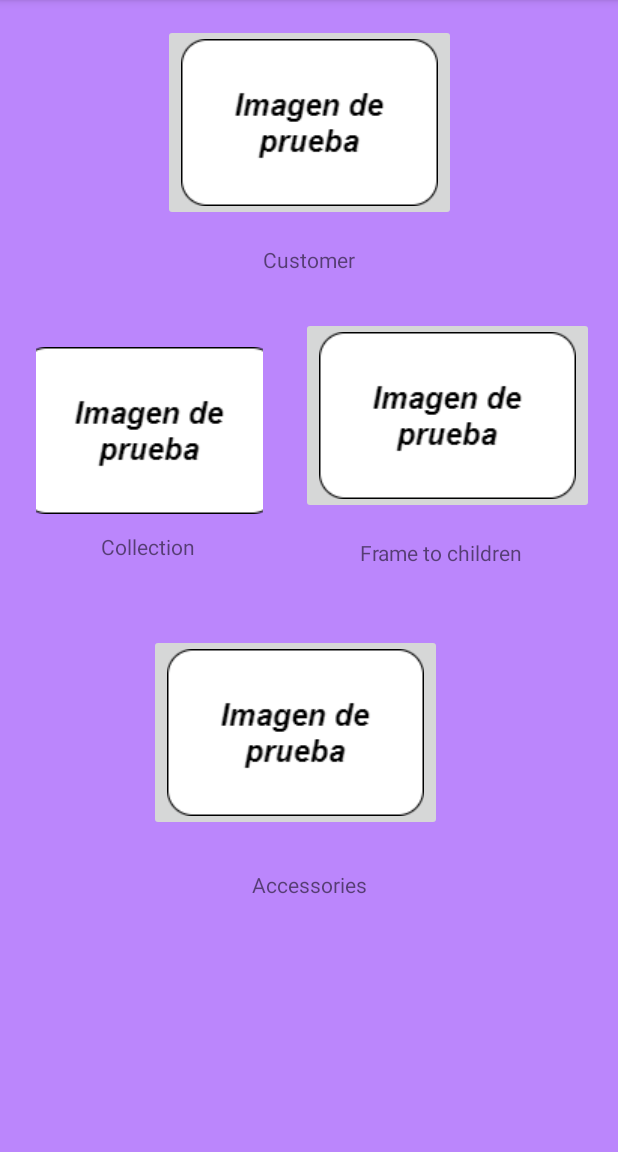
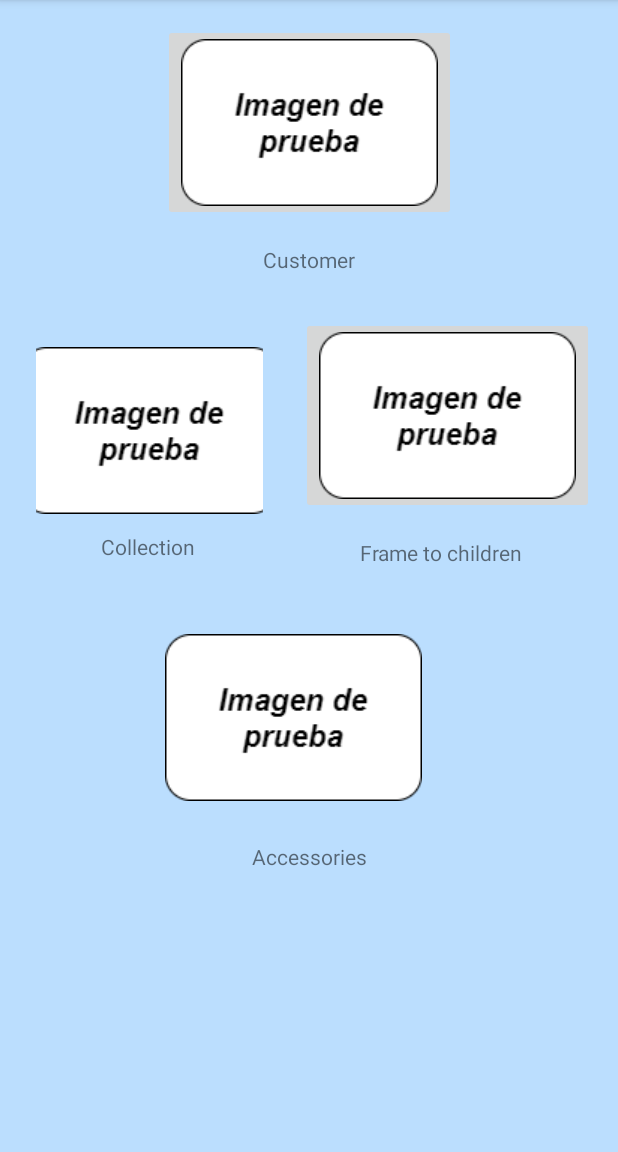
Before and after one commit to HernanTrullo/OptiMovil, an Android app: the VentanaPrincipal screen opened directly, with no data from a screen before it, on a phone screen of 412 x 824 dp, the part 84-1236 px from its top. Run offline under Robolectric (Android 15) with nearby library versions, the phone set to English and light mode, and no system bars.

Commit message:
Commit funcional V0.5

```diff
--- a/app/src/main/res/layout/ventana_principal.xml
+++ b/app/src/main/res/layout/ventana_principal.xml
@@ -4,7 +4,7 @@
     xmlns:tools="http://schemas.android.com/tools"
     android:layout_width="match_parent"
     android:layout_height="match_parent"
-    android:background="@color/purple_200">
+    android:background="@color/back_ground_panels">
 
     <TextView
         android:id="@+id/lb_cliente"
@@ -95,6 +95,7 @@
         android:layout_width="wrap_content"
         android:layout_height="wrap_content"
         android:layout_marginTop="80dp"
+        android:background="@android:color/transparent"
         android:contentDescription="@string/lb_accesorios"
         app:layout_constraintEnd_toEndOf="parent"
         app:layout_constraintHorizontal_bias="0.458"
```
